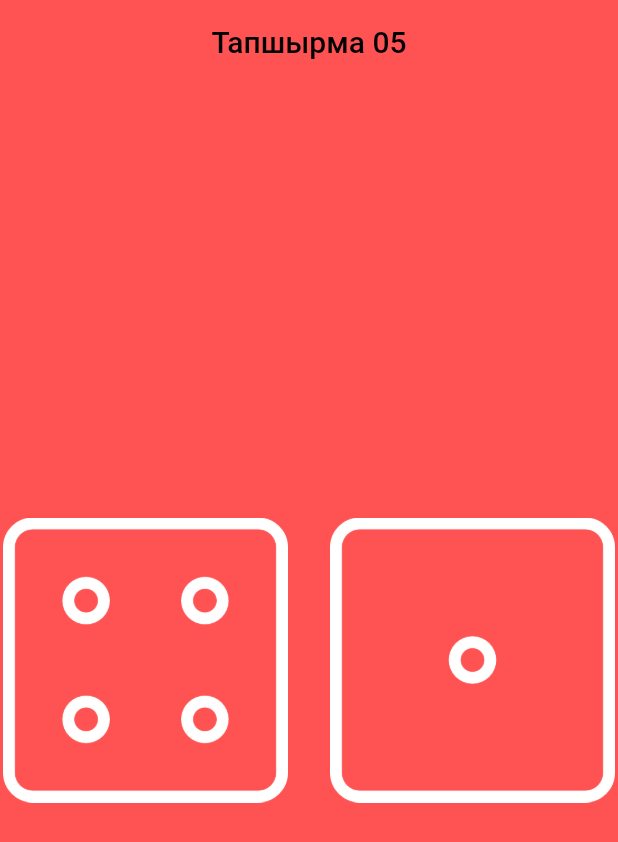
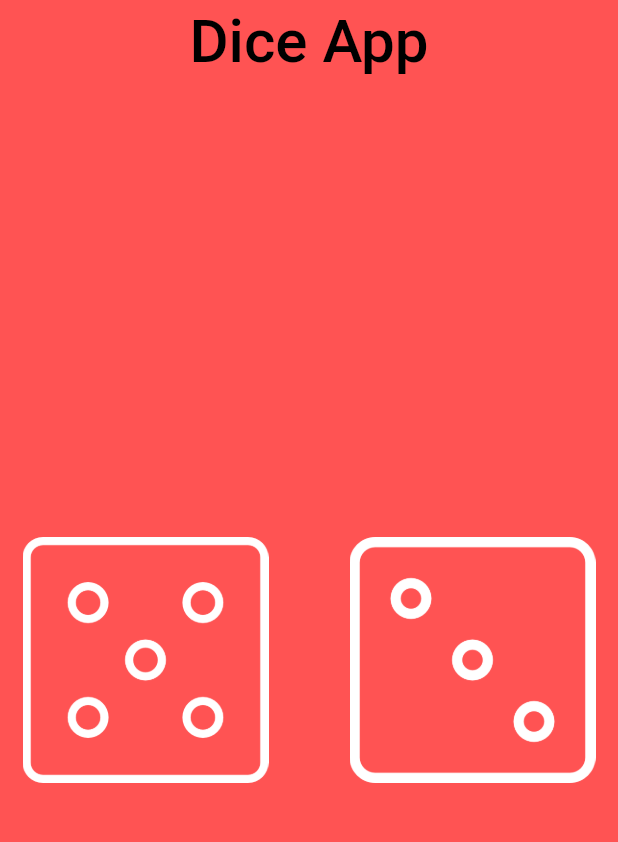
Before and after one commit to JanibekJali/dice_app, a Flutter app: the screen it shows after launch, on a phone screen of 412 x 824 dp. Shown: the top 842 px of the screen. Run offline on Flutter 3.47's test engine with Material 2 defaults, Android fonts, the phone set to English and light mode, and no system bars; our stand-ins replace get, google_fonts; Roboto replaces fonts that are missing (Smooch).

Commit message:
Dice Refactored and used GetX

```diff
--- /dev/null
+++ b/lib/constants/colors/app_colors.dart
@@ -0,0 +1,7 @@
+import 'package:flutter/material.dart';
+
+class AppColors {
+  static const Color red = Color(0xffFF5353);
+  static const Color black = Color(0xff000000);
+  static const Color white = Color(0xffffffff);
+}
--- /dev/null
+++ b/lib/constants/textStyle/app_text_style.dart
@@ -0,0 +1,10 @@
+import 'package:dice_app/constants/colors/app_colors.dart';
+import 'package:flutter/material.dart';
+import 'package:google_fonts/google_fonts.dart';
+
+class AppTextStyle {
+  static TextStyle appBarTitle = GoogleFonts.smooch(
+    color: AppColors.black,
+    fontSize: 40.0,
+  );
+}
--- /dev/null
+++ b/lib/data/getx_data/controller/dice_controller.dart
@@ -0,0 +1,14 @@
+import 'package:dice_app/data/repositories/math_repo.dart';
+import 'package:get/get.dart';
+
+class DiceController extends GetxController {
+  RxInt leftNumber = 5.obs;
+  RxInt rightNumber = 3.obs;
+  RxInt count = 0.obs;
+
+  void getRandomNumber() {
+    leftNumber.value = MathRepo.getRandomNumber();
+    rightNumber.value = MathRepo.getRandomNumber();
+    count.value++;
+  }
+}
--- /dev/null
+++ b/lib/data/repositories/math_repo.dart
@@ -0,0 +1,7 @@
+import 'package:dice_app/data/services/math_services.dart';
+
+class MathRepo {
+  static int getRandomNumber() {
+    return MathService.getRandomNumber();
+  }
+}
--- a/lib/main.dart
+++ b/lib/main.dart
@@ -1,8 +1,6 @@
-import 'dart:developer';
-
-import 'package:dice_app/misal.dart';
+import 'package:dice_app/pages/dice_getx_page.dart';
 import 'package:flutter/material.dart';
-import 'dart:math';
+import 'package:get/get.dart';
 
 void main() {
   runApp(const MyApp());
@@ -13,113 +11,15 @@ class MyApp extends StatelessWidget {
 
   @override
   Widget build(BuildContext context) {
-    return MaterialApp(
+    return GetMaterialApp(
       title: 'Flutter Demo',
       theme: ThemeData(
         primarySwatch: Colors.blue,
       ),
-      home: const MyHomePage(),
-      // home: const Misal(),
+      home: DiceGetxPage(),
     );
   }
 }
 
-class MyHomePage extends StatefulWidget {
-  const MyHomePage({Key key}) : super(key: key);
-
-  @override
-  State<MyHomePage> createState() => _MyHomePageState();
-}
-
-class _MyHomePageState extends State<MyHomePage> {
-  // int onjak = 0;
-
-  int _counter = 0;
-
-  void _incrementCounter() {
-    setState(() {
-      _counter++;
-    });
-  }
-
-  int solJak = 4;
-  int onjak = 1;
-  //  0 = 1
-  //  2 = 1
-  // solJak  = random.nextInt(6) === 0  + 1 = 1
-  // onJak  = 5 + 1 = 6
-  // 0 + 1 = 1
-  // 1 + 1 = 2
-  // 2 + 1 = 3
-  // 3 + 1 = 4
-  // 4 + 1 = 5
-  // 5 + 1 = 6
-  //
-  void baskandaOzgort() {
-    Random random = Random();
-    setState(() {
-      solJak = random.nextInt(6) + 1;
-      onjak = random.nextInt(6) + 1;
-    });
-  }
-
-  @override
-  Widget build(BuildContext context) {
-    return Scaffold(
-      backgroundColor: const Color(0xffFF5353),
-      appBar: AppBar(
-        centerTitle: true,
-        title: const Text(
-          'Тапшырма 05',
-          style: TextStyle(
-            color: Color(0xff000000),
-          ),
-        ),
-        backgroundColor: const Color(0xffFF5353),
-        elevation: 0,
-      ),
-      body: Center(
-        child: Row(
-          // mainAxisAlignment: MainAxisAlignment.center,
-          // crossAxisAlignment: CrossAxisAlignment.center,
-          children: <Widget>[
-            Expanded(
-              child: InkWell(
-                onTap: () {
-                  // solJak = 2;
-                  baskandaOzgort();
-                  print('Sol Jak basildy ===> $solJak');
-                  // log('Sol Jak basildy ===> $solJak');
-                },
-                child: Image.asset(
-                  'assets/images/dice_$solJak.png',
-                  height: 190.0,
-                  color: Colors.white,
-                ),
-              ),
-            ),
-            const SizedBox(
-              width: 24.0,
-            ),
-            Expanded(
-              child: InkWell(
-                onTap: () {
-                  // onjak = 5;
-                  baskandaOzgort();
-                  print('On jak basilduy ===> $onjak');
-                },
-                child: Image.asset(
-                  'assets/images/dice_$onjak.png',
-                  height: 190.0,
-                  color: Colors.white,
-                ),
-              ),
-            ),
-          ],
-        ),
-      ),
-    );
-  }
-}
 // UI - User Interface - Korunup turuuchu
 // UX - User Experince - Kantip ishtetishti korsotup turuuchu
--- /dev/null
+++ b/lib/pages/dice_getx_page.dart
@@ -0,0 +1,35 @@
+import 'dart:developer';
+
+import 'package:dice_app/data/getx_data/controller/dice_controller.dart';
+import 'package:flutter/material.dart';
+import 'package:get/get.dart';
+import '../constants/colors/app_colors.dart';
+import '../constants/textStyle/app_text_style.dart';
+import '../widgets/dice_page_content.dart';
+
+class DiceGetxPage extends StatelessWidget {
+  DiceGetxPage({Key key}) : super(key: key);
+  final DiceController _diceController = Get.put(DiceController());
+  @override
+  Widget build(BuildContext context) {
+    log('Build ==> ${_diceController.count.value}');
+    return Scaffold(
+        backgroundColor: AppColors.red,
+        appBar: AppBar(
+          centerTitle: true,
+          title: Text(
+            'Dice App',
+            style: AppTextStyle.appBarTitle,
+          ),
+          backgroundColor: AppColors.red,
+          elevation: 0,
+        ),
+        body: Obx(() {
+          return DicePageContent(
+            onTap: () => _diceController.getRandomNumber(),
+            leftNumber: _diceController.leftNumber.value,
+            rightNumber: _diceController.rightNumber.value,
+          );
+        }));
+  }
+}
--- /dev/null
+++ b/lib/widgets/dice_page_content.dart
@@ -0,0 +1,36 @@
+import 'package:flutter/material.dart';
+import 'package:get/route_manager.dart';
+
+import '../../../widgets/dice_widget.dart';
+
+class DicePageContent extends StatelessWidget {
+  const DicePageContent({
+    Key key,
+    @required this.onTap,
+    @required this.leftNumber,
+    @required this.rightNumber,
+  }) : super(key: key);
+  final VoidCallback onTap;
+  final int leftNumber;
+  final int rightNumber;
+  @override
+  Widget build(BuildContext context) {
+    return Center(
+      child: Row(
+        children: <Widget>[
+          DiceWidget(
+            onTap: onTap,
+            diceNumber: leftNumber,
+          ),
+          const SizedBox(
+            width: 24.0,
+          ),
+          DiceWidget(
+            onTap: onTap,
+            diceNumber: rightNumber,
+          ),
+        ],
+      ),
+    );
+  }
+}
--- /dev/null
+++ b/lib/widgets/dice_widget.dart
@@ -0,0 +1,30 @@
+import 'package:flutter/material.dart';
+
+import '../constants/colors/app_colors.dart';
+
+class DiceWidget extends StatelessWidget {
+  const DiceWidget({
+    Key key,
+    @required this.onTap,
+    @required this.diceNumber,
+  });
+
+  final VoidCallback onTap;
+  final int diceNumber;
+  @override
+  Widget build(BuildContext context) {
+    return Expanded(
+      child: Padding(
+        padding: const EdgeInsets.all(15.0),
+        child: InkWell(
+          onTap: onTap,
+          child: Image.asset(
+            'assets/images/dice_$diceNumber.png',
+            height: 190.0,
+            color: AppColors.white,
+          ),
+        ),
+      ),
+    );
+  }
+}
--- a/pubspec.yaml
+++ b/pubspec.yaml
@@ -31,9 +31,11 @@ dependencies:
     sdk: flutter
 
 
-  # The following adds the Cupertino Icons font to your application.
-  # Use with the CupertinoIcons class for iOS style icons.
+  # GetX
+  get: ^4.6.5
   cupertino_icons: ^1.0.2
+  #fonts
+  google_fonts: ^3.0.1
 
 dev_dependencies:
   flutter_test:
```
Also changed, not shown: lib/data/services/math_services.dart (added, +7 -0 lines), lib/pages/dice_page.dart (added, +68 -0 lines), lib/lessons/misal.dart (renamed from lib/misal.dart), pubspec.lock, 4 other files.
